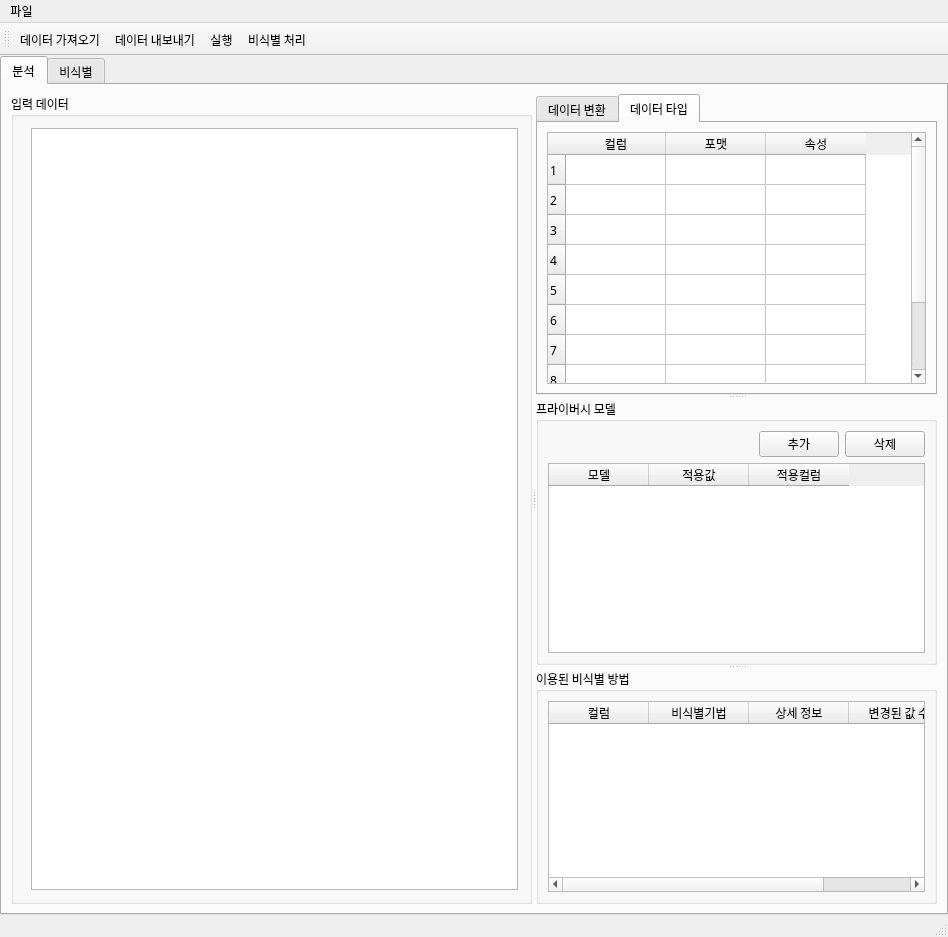
The window that UI/NonIdentifierUI.ui (zel0rd/Non-Identifying) describes before a commit, drawn with Qt 5.
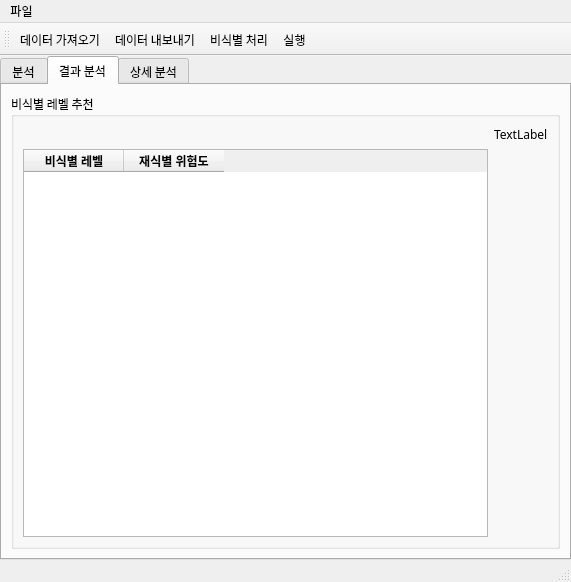
The same window after the commit. The open tabs and pages were chosen to show the change. Icons and pictures are not drawn. Custom widgets are drawn as their Qt base class.

The edit to the form file:
```diff
--- a/UI/NonIdentifierUI.ui
+++ b/UI/NonIdentifierUI.ui
@@ -9,8 +9,8 @@
    <rect>
     <x>0</x>
     <y>0</y>
-    <width>948</width>
-    <height>937</height>
+    <width>571</width>
+    <height>540</height>
    </rect>
   </property>
   <property name="sizePolicy">
@@ -445,6 +445,62 @@
         </item>
        </layout>
       </widget>
+      <widget class="QWidget" name="tab">
+       <attribute name="title">
+        <string>결과 분석</string>
+       </attribute>
+       <layout class="QGridLayout" name="gridLayout_15">
+        <item row="0" column="0">
+         <widget class="QGroupBox" name="groupBox_2">
+          <property name="title">
+           <string>비식별 레벨 추천</string>
+          </property>
+          <layout class="QGridLayout" name="gridLayout_14">
+           <item row="1" column="1">
+            <widget class="MplWidget" name="inputGraph_2" native="true">
+             <property name="enabled">
+              <bool>true</bool>
+             </property>
+            </widget>
+           </item>
+           <item row="1" column="0">
+            <widget class="QTableWidget" name="de_level_re_risk">
+             <column>
+              <property name="text">
+               <string>비식별 레벨</string>
+              </property>
+              <property name="font">
+               <font>
+                <weight>75</weight>
+                <bold>true</bold>
+               </font>
+              </property>
+             </column>
+             <column>
+              <property name="text">
+               <string>재식별 위험도</string>
+              </property>
+              <property name="font">
+               <font>
+                <weight>75</weight>
+                <bold>true</bold>
+               </font>
+              </property>
+             </column>
+            </widget>
+           </item>
+           <item row="0" column="1">
+            <widget class="QLabel" name="usab_txt">
+             <property name="text">
+              <string>TextLabel</string>
+             </property>
+            </widget>
+           </item>
+          </layout>
+         </widget>
+        </item>
+       </layout>
+      </widget>
       <widget class="QWidget" name="DeidentifierTab">
        <property name="sizePolicy">
         <sizepolicy hsizetype="Preferred" vsizetype="Preferred">
@@ -453,7 +509,7 @@
         </sizepolicy>
        </property>
        <attribute name="title">
-        <string>비식별</string>
+        <string>상세 분석</string>
        </attribute>
        <layout class="QGridLayout" name="gridLayout_9">
         <item row="0" column="0">
@@ -584,16 +640,16 @@
    </attribute>
    <addaction name="actionimport_data"/>
    <addaction name="actionsave_data"/>
-   <addaction name="actionRun"/>
    <addaction name="actionNonIdentifier"/>
+   <addaction name="actionRun"/>
   </widget>
   <widget class="QMenuBar" name="menuBar">
    <property name="geometry">
     <rect>
      <x>0</x>
      <y>0</y>
-     <width>948</width>
-     <height>26</height>
+     <width>571</width>
+     <height>22</height>
     </rect>
    </property>
    <widget class="QMenu" name="menuFILE">
```
Left out of the diff: 2 changed lines with no effect on the pictures.
